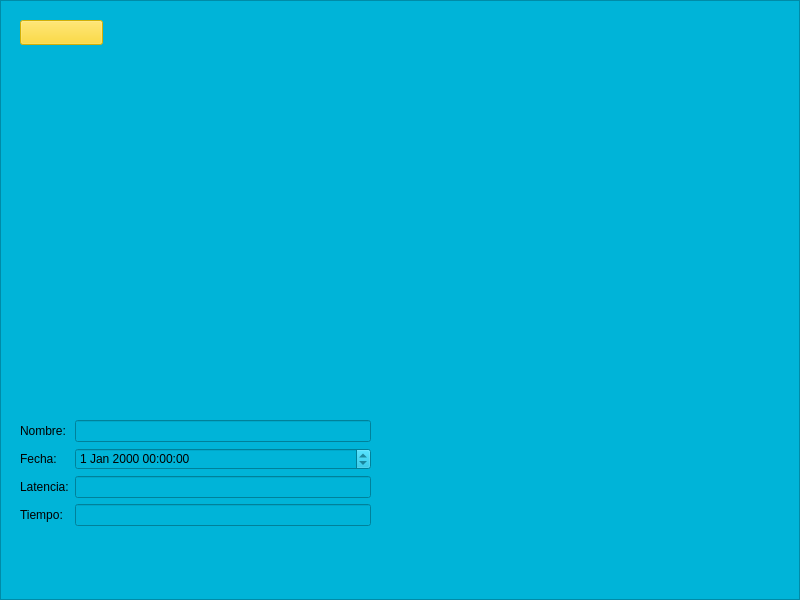
This is LatencyTester/startscreen.ui in guille31794/latency_tester as Qt 5 draws it before an edit. The edited form follows.
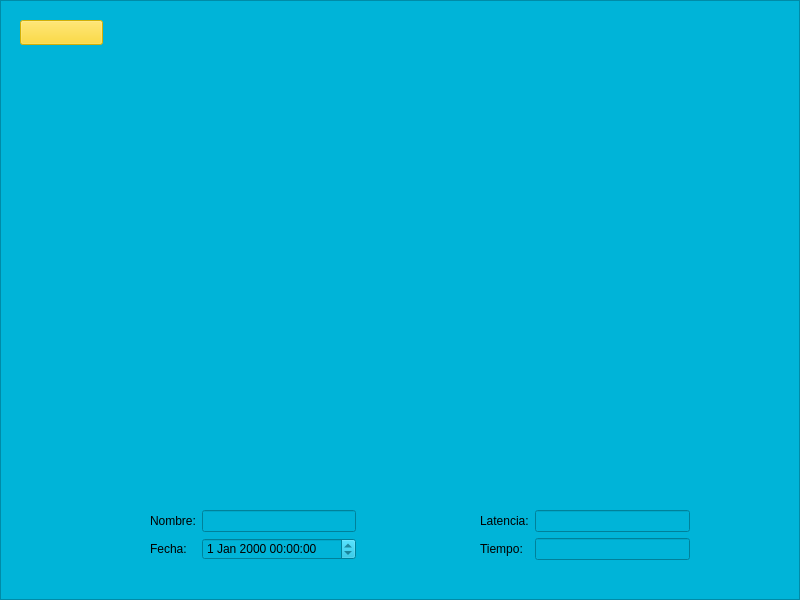
This is the edited form.

Diff of the .ui file:
```diff
--- a/LatencyTester/startscreen.ui
+++ b/LatencyTester/startscreen.ui
@@ -599,33 +599,45 @@
     <widget class="QWidget" name="formLayoutWidget">
      <property name="geometry">
       <rect>
-       <x>20</x>
-       <y>420</y>
-       <width>351</width>
-       <height>161</height>
+       <x>480</x>
+       <y>510</y>
+       <width>210</width>
+       <height>58</height>
       </rect>
      </property>
-     <layout class="QFormLayout" name="formLayout">
-      <item row="2" column="0">
+     <layout class="QFormLayout" name="formLayout_2">
+      <item row="0" column="0">
        <widget class="QLabel" name="latencyLabel">
         <property name="text">
          <string>Latencia:</string>
         </property>
        </widget>
       </item>
-      <item row="2" column="1">
+      <item row="0" column="1">
        <widget class="QLineEdit" name="latencyText"/>
       </item>
-      <item row="3" column="0">
+      <item row="1" column="0">
        <widget class="QLabel" name="timeLabel">
         <property name="text">
          <string>Tiempo:</string>
         </property>
        </widget>
       </item>
-      <item row="3" column="1">
+      <item row="1" column="1">
        <widget class="QLineEdit" name="timeText"/>
       </item>
+     </layout>
+    </widget>
+    <widget class="QWidget" name="formLayoutWidget_3">
+     <property name="geometry">
+      <rect>
+       <x>150</x>
+       <y>510</y>
+       <width>206</width>
+       <height>58</height>
+      </rect>
+     </property>
+     <layout class="QFormLayout" name="formLayout_3">
       <item row="0" column="0">
        <widget class="QLabel" name="nameLabel">
         <property name="text">
@@ -636,13 +648,6 @@
       <item row="0" column="1">
        <widget class="QLineEdit" name="nameText"/>
       </item>
-      <item row="1" column="0">
-       <widget class="QLabel" name="dateLabel">
-        <property name="text">
-         <string>Fecha:</string>
-        </property>
-       </widget>
-      </item>
       <item row="1" column="1">
        <widget class="QDateTimeEdit" name="dateTimeEdit">
         <property name="readOnly">
@@ -650,6 +655,13 @@
         </property>
        </widget>
       </item>
+      <item row="1" column="0">
+       <widget class="QLabel" name="dateLabel">
+        <property name="text">
+         <string>Fecha:</string>
+        </property>
+       </widget>
+      </item>
      </layout>
     </widget>
    </widget>
```
Left out of the diff: 2 changed lines with no effect on the pictures.
